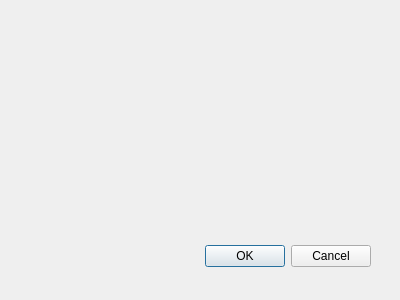
chrimerss/PitRemoval, file pit_removal_dialog_base.ui: the form before one commit.
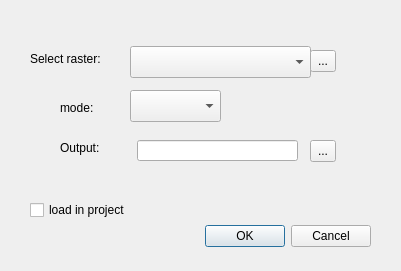
The form after the commit.

Commit message: update pit removal module

Patch:
```diff
--- a/pit_removal_dialog_base.ui
+++ b/pit_removal_dialog_base.ui
@@ -1,22 +1,22 @@
 <ui version="4.0" >
  <class>PitRemovalDialogBase</class>
- <widget class="QDialog" name="PitRemovalDialogBase" >
-  <property name="geometry" >
+ <widget class="QDialog" name="PitRemovalDialogBase">
+  <property name="geometry">
    <rect>
     <x>0</x>
     <y>0</y>
-    <width>400</width>
-    <height>300</height>
+    <width>401</width>
+    <height>271</height>
    </rect>
   </property>
   <property name="windowTitle" >
    <string>Pit Removal</string>
   </property>
-  <widget class="QDialogButtonBox" name="button_box" >
-   <property name="geometry" >
+  <widget class="QDialogButtonBox" name="button_box">
+   <property name="geometry">
     <rect>
      <x>30</x>
-     <y>240</y>
+     <y>220</y>
      <width>341</width>
      <height>32</height>
     </rect>
@@ -28,6 +28,114 @@
     <set>QDialogButtonBox::Cancel|QDialogButtonBox::Ok</set>
    </property>
   </widget>
+  <widget class="QLabel" name="label">
+   <property name="geometry">
+    <rect>
+     <x>30</x>
+     <y>49</y>
+     <width>81</width>
+     <height>20</height>
+    </rect>
+   </property>
+   <property name="text">
+    <string>Select raster:</string>
+   </property>
+  </widget>
+  <widget class="QComboBox" name="selectMode">
+   <property name="geometry">
+    <rect>
+     <x>130</x>
+     <y>90</y>
+     <width>91</width>
+     <height>32</height>
+    </rect>
+   </property>
+  </widget>
+  <widget class="QLabel" name="label_2">
+   <property name="geometry">
+    <rect>
+     <x>60</x>
+     <y>100</y>
+     <width>41</width>
+     <height>16</height>
+    </rect>
+   </property>
+   <property name="text">
+    <string>mode:</string>
+   </property>
+  </widget>
+  <widget class="QComboBox" name="selectRaster">
+   <property name="geometry">
+    <rect>
+     <x>130</x>
+     <y>46</y>
+     <width>181</width>
+     <height>32</height>
+    </rect>
+   </property>
+  </widget>
+  <widget class="QCheckBox" name="checkBox">
+   <property name="geometry">
+    <rect>
+     <x>30</x>
+     <y>200</y>
+     <width>111</width>
+     <height>20</height>
+    </rect>
+   </property>
+   <property name="text">
+    <string>load in project</string>
+   </property>
+  </widget>
+  <widget class="QToolButton" name="browseInput">
+   <property name="geometry">
+    <rect>
+     <x>310</x>
+     <y>50</y>
+     <width>26</width>
+     <height>22</height>
+    </rect>
+   </property>
+   <property name="text">
+    <string>...</string>
+   </property>
+  </widget>
+  <widget class="QLabel" name="label_3">
+   <property name="geometry">
+    <rect>
+     <x>60</x>
+     <y>140</y>
+     <width>59</width>
+     <height>16</height>
+    </rect>
+   </property>
+   <property name="text">
+    <string>Output:</string>
+   </property>
+  </widget>
+  <widget class="QToolButton" name="browseOutput">
+   <property name="geometry">
+    <rect>
+     <x>310</x>
+     <y>140</y>
+     <width>26</width>
+     <height>22</height>
+    </rect>
+   </property>
+   <property name="text">
+    <string>...</string>
+   </property>
+  </widget>
+  <widget class="QLineEdit" name="outputPlace">
+   <property name="geometry">
+    <rect>
+     <x>137</x>
+     <y>140</y>
+     <width>161</width>
+     <height>21</height>
+    </rect>
+   </property>
+  </widget>
  </widget>
  <resources/>
  <connections>
```
Left out of the diff: 33 changed lines with no effect on the pictures. The commit also changes 86 other files.
